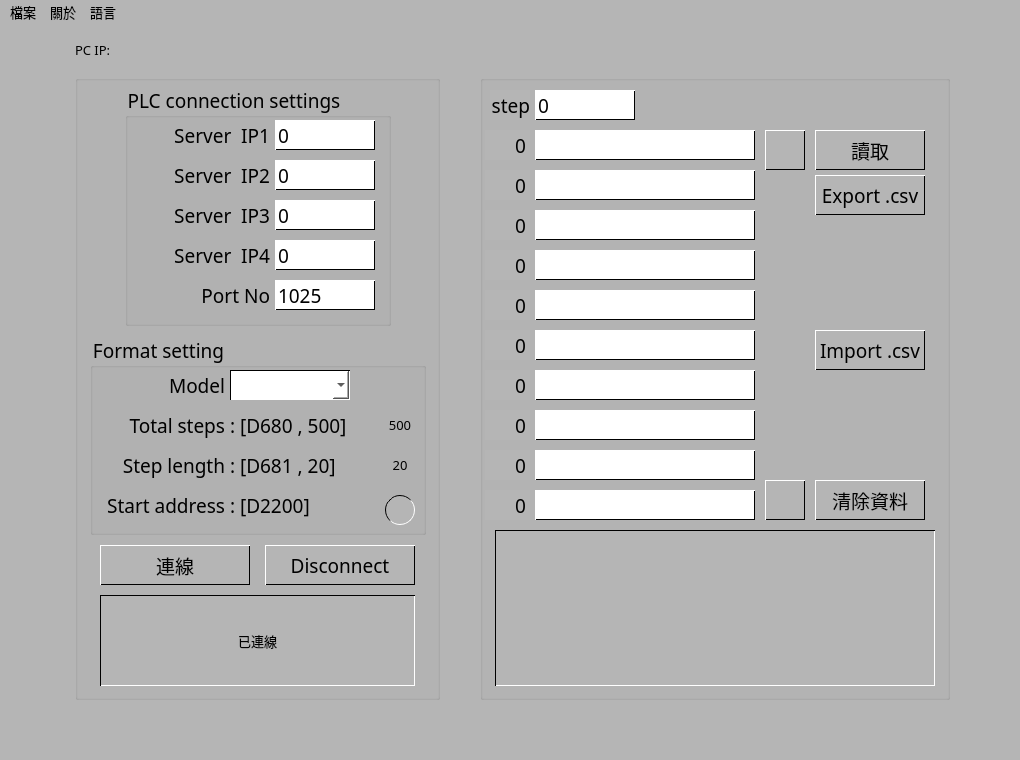
eyichia/QPLC, file QPLC_StepConvertToCsv_GUI.ui: the form before one commit.
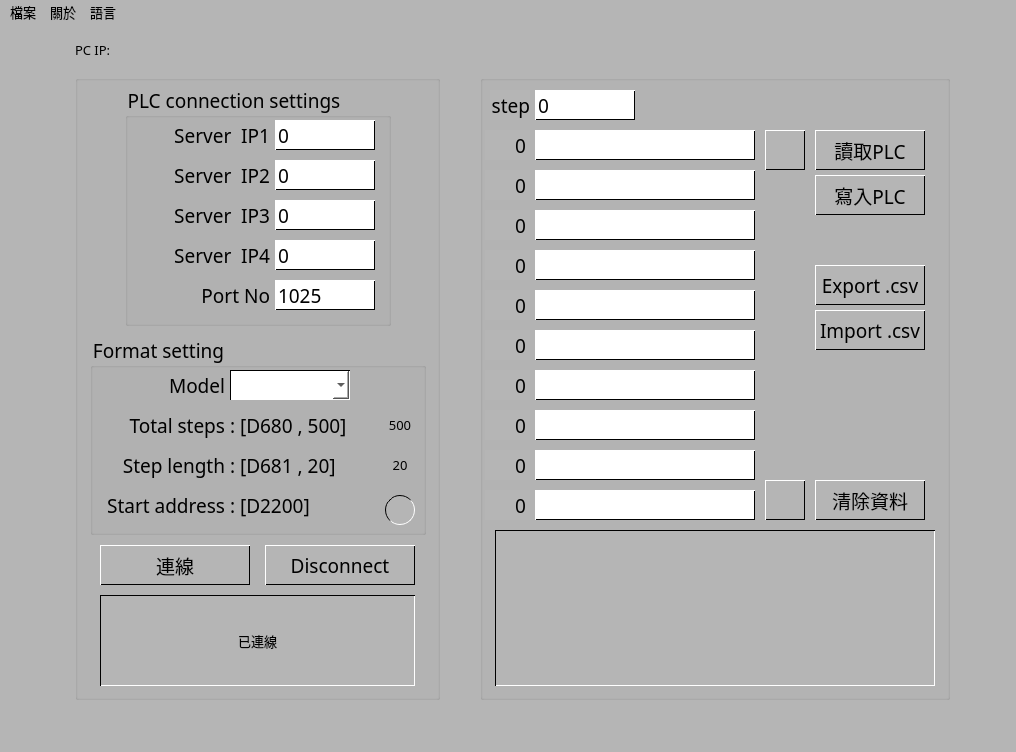
The form after the commit. Icons and pictures are not drawn.

Commit message: 0507可寫入

What changed in the file:
```diff
--- a/QPLC_StepConvertToCsv_GUI.ui
+++ b/QPLC_StepConvertToCsv_GUI.ui
@@ -6,8 +6,8 @@
    <rect>
     <x>0</x>
     <y>0</y>
-    <width>1020</width>
-    <height>760</height>
+    <width>1016</width>
+    <height>752</height>
    </rect>
   </property>
   <property name="windowTitle">
@@ -1002,14 +1002,14 @@
 }</string>
      </property>
      <property name="text">
-      <string>讀取</string>
+      <string>讀取PLC</string>
      </property>
     </widget>
     <widget class="QPushButton" name="PB_export_csv">
      <property name="geometry">
       <rect>
        <x>335</x>
-       <y>100</y>
+       <y>190</y>
        <width>110</width>
        <height>40</height>
       </rect>
@@ -1156,7 +1156,7 @@
      <property name="geometry">
       <rect>
        <x>335</x>
-       <y>255</y>
+       <y>235</y>
        <width>110</width>
        <height>40</height>
       </rect>
@@ -1212,6 +1212,66 @@
       <string>Import .csv</string>
      </property>
     </widget>
+    <widget class="QPushButton" name="PB_write_step">
+     <property name="geometry">
+      <rect>
+       <x>335</x>
+       <y>100</y>
+       <width>110</width>
+       <height>40</height>
+      </rect>
+     </property>
+     <property name="sizePolicy">
+      <sizepolicy hsizetype="Minimum" vsizetype="Ignored">
+       <horstretch>0</horstretch>
+       <verstretch>0</verstretch>
+      </sizepolicy>
+     </property>
+     <property name="font">
+      <font>
+       <family>Microsoft YaHei</family>
+       <pointsize>14</pointsize>
+       <stylestrategy>PreferDefault</stylestrategy>
+      </font>
+     </property>
+     <property name="styleSheet">
+      <string notr="true">/*border-width	邊框粗細	1px, 5px
+border-style	邊框樣式	solid (實線), dashed (虛線), dotted (點線)
+border-top-width	只設定上方邊框	2px
+border-radius	圓角程度	15px (半徑)
+font-family: &quot;Microsoft YaHei&quot;;
+font-size: 10; */ 
+/* 平時的樣式 */
+QPushButton {
+	border-style: solid; 
+	border-width: 1;
+	background-color: #B5B5B5;
+	border-top-color: white;
+	border-left-color: white;
+	border-bottom-color: black;
+	border-right-color: black;
+}
+
+/* 滑鼠移上去時 (:hover) */
+/*QPushButton:hover {
+    background-color: #e1f5fe;
+}*/
+
+/* 按下去的瞬間 (:pressed) */
+QPushButton:pressed {
+	border-style: solid; 
+	border-width: 1;
+	background-color: #999999;
+	border-top-color: black;
+	border-left-color: black;
+	border-bottom-color: white;
+	border-right-color: white;
+}</string>
+     </property>
+     <property name="text">
+      <string>寫入PLC</string>
+     </property>
+    </widget>
    </widget>
    <widget class="QGroupBox" name="setting_groupBox">
     <property name="geometry">
@@ -2227,7 +2287,7 @@
     <rect>
      <x>0</x>
      <y>0</y>
-     <width>1020</width>
+     <width>1016</width>
      <height>33</height>
     </rect>
    </property>
```
The commit also changes 8 other files.
